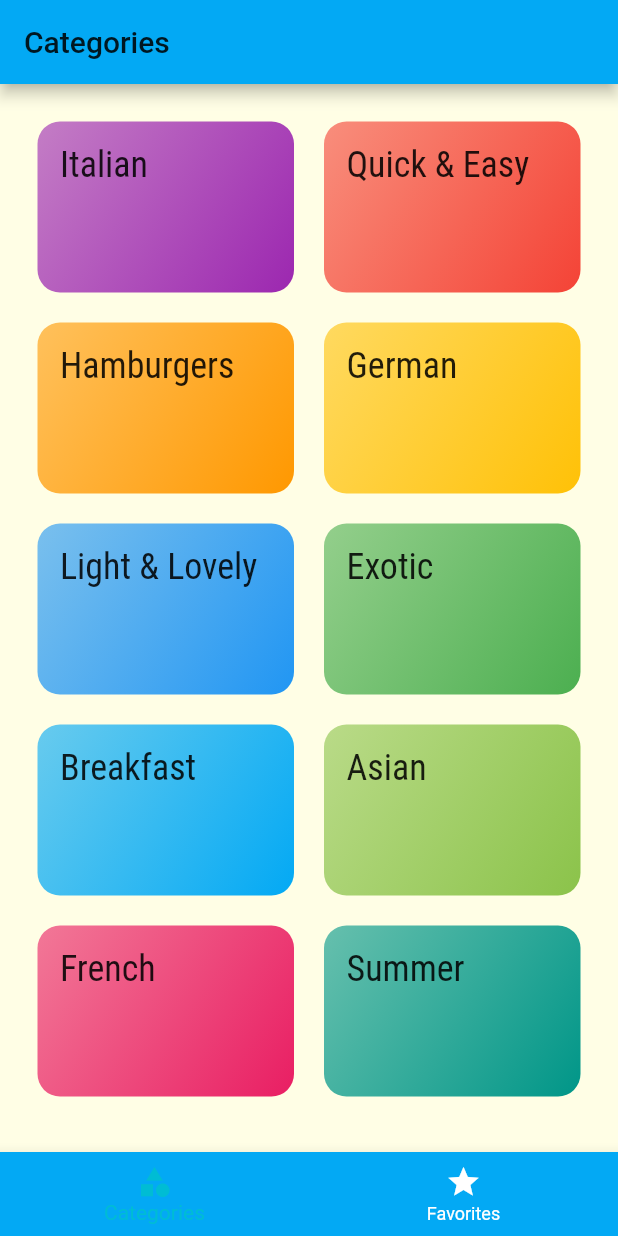
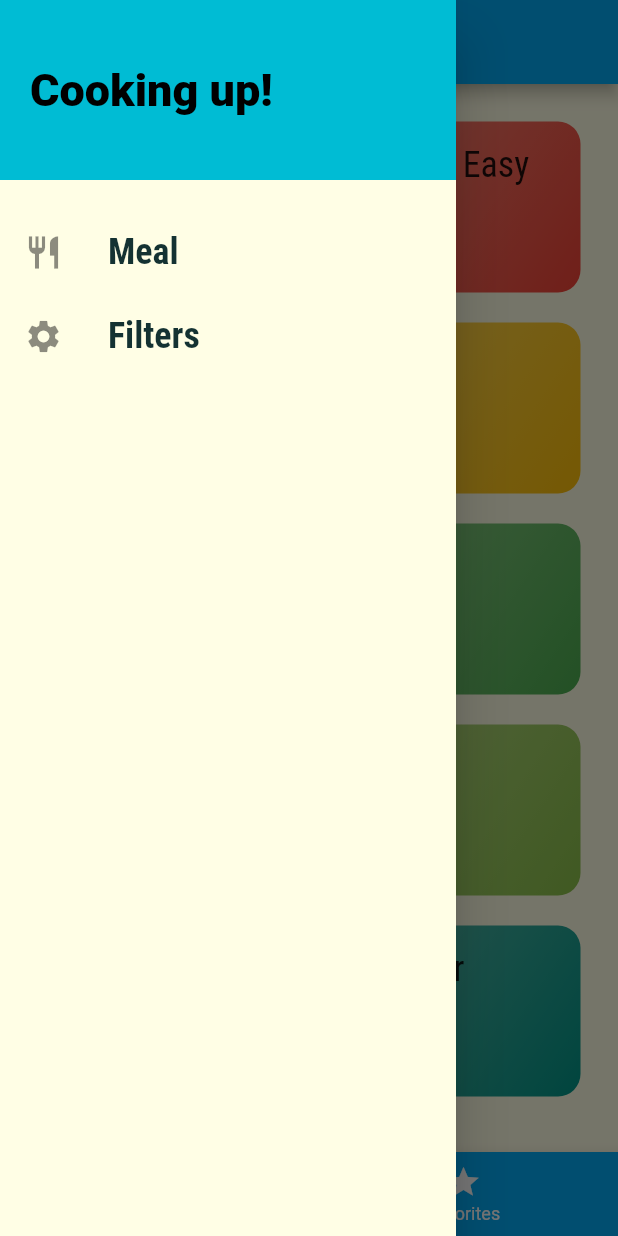
Before and after one commit to M-elhasan9/Meal-App, a Flutter app: the screen it shows after launch, with the side drawer open (before the commit the screen has no drawer), on a phone screen of 412 x 824 dp. Run offline on Flutter 3.47's test engine with Material 2 defaults, Android fonts, the phone set to English and light mode, and no system bars.

Commit message:
add Drawer Screen

```diff
--- a/lib/main.dart
+++ b/lib/main.dart
@@ -1,4 +1,5 @@
 import 'package:flutter/material.dart';
+import './screens/filters_screen.dart';
 import './screens/tabs_screen.dart';
 import './screens/category_meals_screen.dart';
 import './screens/meal_detail_screen.dart';
@@ -22,32 +23,28 @@ class MyApp extends StatelessWidget {
                 body1: TextStyle(
                   color: Color.fromRGBO(20, 50, 50, 1),
                 ),
-          body2: TextStyle(color: Color.fromRGBO(20, 50, 50, 1),),
-          title: TextStyle(
-            fontSize: 24,
-          fontFamily: 'RobotoCondensed'
+                body2: TextStyle(
+                  color: Color.fromRGBO(20, 50, 50, 1),
                 ),
-        )
-      ),
+                title: TextStyle(fontSize: 24, fontFamily: 'RobotoCondensed'),
+              )),
       //home: CategoriesScreen(),
       routes: {
-        '/':(context) =>TabsScreen(),
-        CategoryMealScreen.routName:(context) => CategoryMealScreen(),
-        MealDetailScreen.routName:(context) => MealDetailScreen(),
-
+        '/': (context) => TabsScreen(),
+        CategoryMealScreen.routName: (context) => CategoryMealScreen(),
+        MealDetailScreen.routName: (context) => MealDetailScreen(),
+        FiltersScreen.routeName: (context) => FiltersScreen(),
       },
     );
   }
 }
 
 class MyHomePage extends StatefulWidget {
-
   @override
   _MyHomePageState createState() => _MyHomePageState();
 }
 
 class _MyHomePageState extends State<MyHomePage> {
-
   @override
   Widget build(BuildContext context) {
     return Scaffold(
--- a/lib/screens/category_meals_screen.dart
+++ b/lib/screens/category_meals_screen.dart
@@ -22,6 +22,7 @@ class _CategoryMealScreenState extends State<CategoryMealScreen> {
     return Scaffold(
       appBar: AppBar(
         title: Text(routeArg['title']),
+
       ),
       body: ListView.builder(
         itemBuilder: (ctx, index) {
--- /dev/null
+++ b/lib/screens/filters_screen.dart
@@ -0,0 +1,11 @@
+import 'package:flutter/material.dart';
+
+class FiltersScreen extends StatelessWidget {
+  static const routeName = 'filters';
+  @override
+  Widget build(BuildContext context) {
+    return Center(
+      child: Text('Filters'),
+    );
+  }
+}
--- a/lib/screens/tabs_screen.dart
+++ b/lib/screens/tabs_screen.dart
@@ -1,4 +1,5 @@
 import 'package:flutter/material.dart';
+import '../widgets/main_drawer.dart';
 import 'categories_screen.dart';
 import 'favorites_screen.dart';
 
@@ -50,6 +51,7 @@ class _TabsScreenState extends State<TabsScreen> {
           ),
         ],
       ),
+      drawer: MainDrawer(),
     );
   }
 }
--- /dev/null
+++ b/lib/widgets/main_drawer.dart
@@ -0,0 +1,56 @@
+import 'package:flutter/material.dart';
+import '../screens/filters_screen.dart';
+
+class MainDrawer extends StatelessWidget {
+  Widget buildListTile(String title, IconData icon, Function tapHandler) {
+    return ListTile(
+      leading: Icon(
+        icon,
+        size: 26,
+      ),
+      title: Text(
+        title,
+        style: TextStyle(
+          fontSize: 24,
+          fontFamily: 'RobotoCondensed',
+          fontWeight: FontWeight.bold,
+        ),
+      ),
+      onTap: tapHandler,
+    );
+  }
+
+  @override
+  Widget build(BuildContext context) {
+    return Drawer(
+      child: Column(
+        children: [
+          Container(
+            height: 120,
+            width: double.infinity,
+            padding: EdgeInsets.all(20.0),
+            alignment: Alignment.centerLeft,
+            color: Theme.of(context).accentColor,
+            child: Text(
+              'Cooking up!',
+              style: TextStyle(
+                fontSize: 30,
+                fontWeight: FontWeight.w900,
+                color: Colors.black,
+              ),
+            ),
+          ),
+          SizedBox(
+            height: 20,
+          ),
+          buildListTile('Meal', Icons.restaurant, () {
+            Navigator.of(context).pushNamed('/');
+          }),
+          buildListTile('Filters', Icons.settings, () {
+            Navigator.of(context).pushNamed(FiltersScreen.routeName);
+          }),
+        ],
+      ),
+    );
+  }
+}
```
Lines whose indentation alone changed are shown as unchanged.
